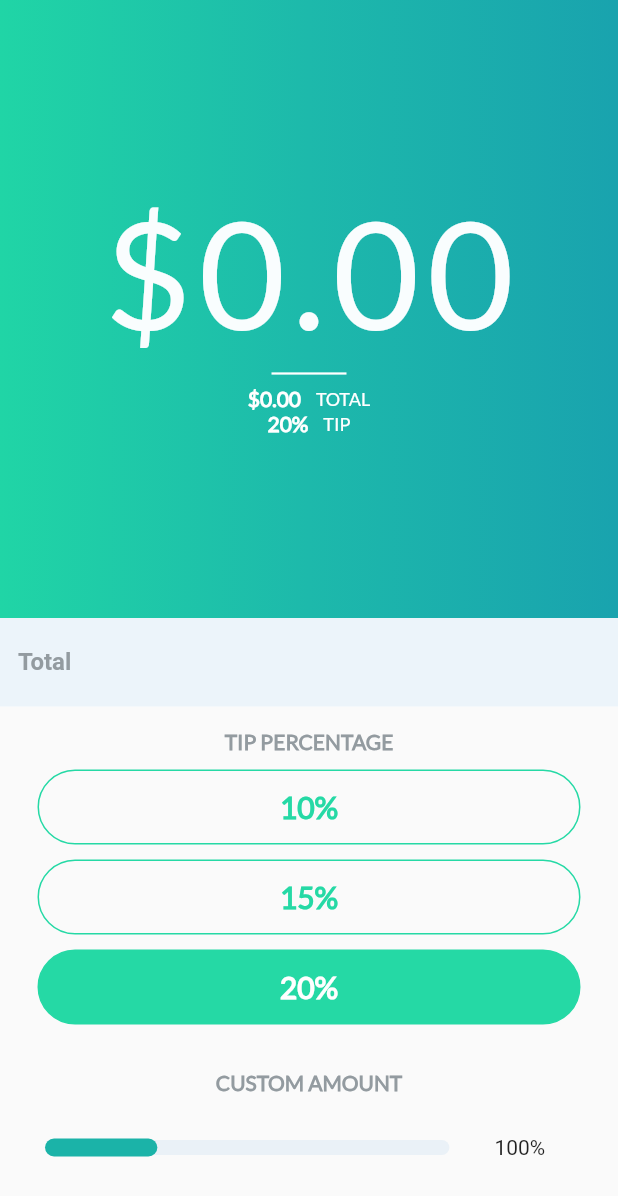
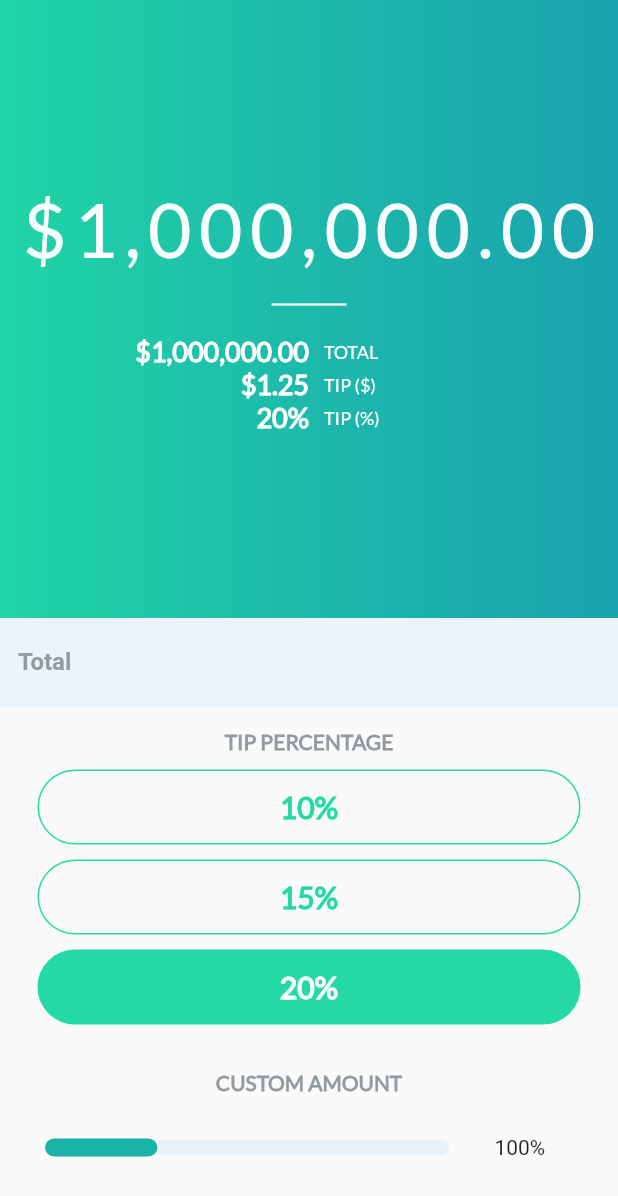
Before and after one commit to agileronin/tip-calculator, a Flutter app: the screen it shows after launch, on a phone screen of 412 x 824 dp. Shown: the top 1196 px of the screen. Run offline on Flutter 3.47's test engine with Material 2 defaults, Android fonts, the phone set to English and light mode, and no system bars.

Commit message:
chore: cleanup tip category
Fix formatting of tip category to be better aligned.

```diff
--- a/lib/widgets/tip_display.dart
+++ b/lib/widgets/tip_display.dart
@@ -21,14 +21,15 @@ class TipDisplay extends StatelessWidget {
           mainAxisAlignment: MainAxisAlignment.center,
           children: <Widget>[
             Text(
-              '\$0.00',
+              '\$1,000,000.00',
               style: TextStyle(
                 color: Color(0xFFF9FDFE),
                 fontFamily: 'Lato',
-                fontSize: 100.0,
+                fontSize: 50.0,
                 letterSpacing: 5.0,
               ),
             ),
+            SizedBox(height: 12.0,),
             Container(
               width: 50.0,
               child: Divider(
@@ -36,57 +37,70 @@ class TipDisplay extends StatelessWidget {
                 thickness: 1.5,
               ),
             ),
-            Row(
-              mainAxisAlignment: MainAxisAlignment.center,
-              children: <Widget>[
-                Text(
-                  '\$0.00',
-                  style: TextStyle(
-                    fontWeight: FontWeight.bold,
-                    fontFamily: 'Lato',
-                    color: Colors.white,
-                  ),
-                ),
-                SizedBox(
-                  width: 10.0,
-                ),
-                Text(
-                  'TOTAL',
-                  style: TextStyle(
-                    fontSize: 12.0,
-                    fontFamily: 'Lato',
-                    color: Colors.white,
-                  ),
-                )
-              ],
+            SizedBox(height: 12.0,),
+            TipSubText(
+              amount: '\$1,000,000.00',
+              label: 'Total',
             ),
-            Row(
-              mainAxisAlignment: MainAxisAlignment.center,
-              children: <Widget>[
-                Text(
-                  '20%',
-                  style: TextStyle(
-                    fontWeight: FontWeight.bold,
-                    fontFamily: 'Lato',
-                    color: Colors.white,
-                  ),
-                ),
-                SizedBox(
-                  width: 10.0,
-                ),
-                Text(
-                  'TIP',
-                  style: TextStyle(
-                    fontSize: 12.0,
-                    fontFamily: 'Lato',
-                    color: Colors.white,
-                  ),
-                )
-              ],
-            )
+            TipSubText(
+              amount: '\$1.25',
+              label: 'Tip (\$)',
+            ),
+            TipSubText(
+              amount: '20%',
+              label: 'Tip (%)',
+            ),
           ],
         ),
       ),
     );
   }
 }
+
+class TipSubText extends StatelessWidget {
+  final String amount;
+  final String label;
+
+  TipSubText({@required this.amount, @required this.label});
+
+  @override
+  Widget build(BuildContext context) {
+    return Container(
+      child: Row(
+        mainAxisAlignment: MainAxisAlignment.center,
+        children: <Widget>[
+          Expanded(
+            child: Container(
+              alignment: Alignment.centerRight,
+              child: Text(
+                amount,
+                style: TextStyle(
+                  fontWeight: FontWeight.bold,
+                  fontSize: 18.0,
+                  fontFamily: 'Lato',
+                  color: Colors.white,
+                ),
+                // ),
+              ),
+            ),
+          ),
+          Expanded(
+            child: Container(
+              alignment: Alignment.centerLeft,
+              padding: EdgeInsets.symmetric(horizontal: 10.0),
+              // padding: EdgeInsets.all(10.0),
+              child: Text(
+                label.toUpperCase(),
+                style: TextStyle(
+                  fontSize: 12.0,
+                  fontFamily: 'Lato',
+                  color: Colors.white,
+                ),
+              ),
+            ),
+          ),
+        ],
+      ),
+    );
+  }
+}
```
